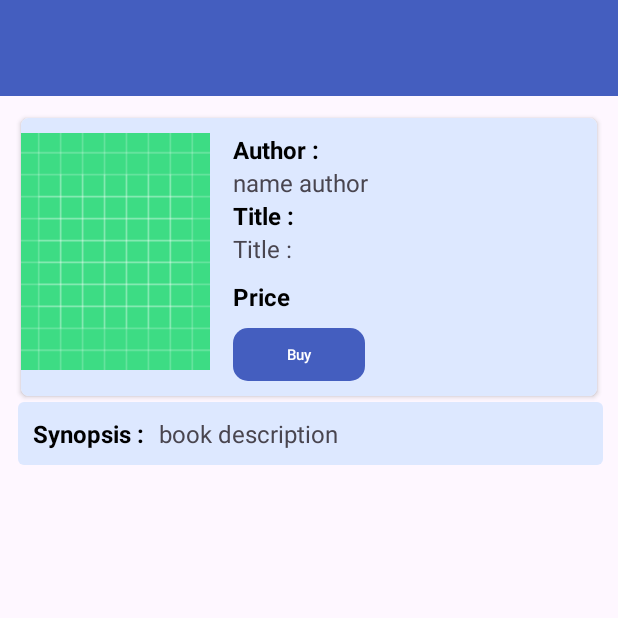
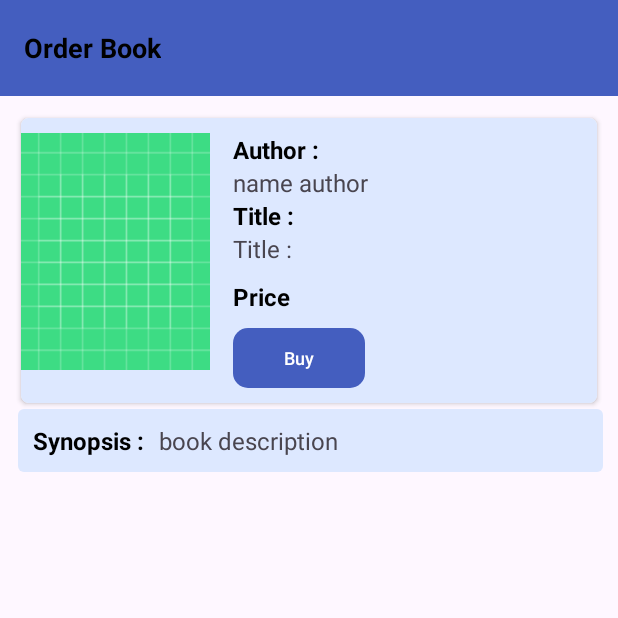
Before and after one commit to BookStore-TI2021B-TIM3/BookStore-Android, an Android app: the OrderActivity screen opened directly, with no data from a screen before it, on a phone screen of 412 x 824 dp, the top half of it. Run offline under Robolectric (Android 15) with nearby library versions, the phone set to English and light mode, and no system bars; our stand-ins replace Picasso; pictures from the network do not load.

```diff
--- a/app/src/main/AndroidManifest.xml
+++ b/app/src/main/AndroidManifest.xml
@@ -16,6 +16,9 @@
         android:supportsRtl="true"
         android:theme="@style/Theme.BookStore"
         tools:targetApi="31">
+        <activity
+            android:name=".Detail.SuccesDialogFragment"
+            android:exported="false" />
         <activity
             android:name=".Detail.OrderActivity"
             android:exported="false" />
--- a/app/src/main/res/layout/activity_order.xml
+++ b/app/src/main/res/layout/activity_order.xml
@@ -12,6 +12,14 @@
         android:layout_height="?attr/actionBarSize"
         android:background="?attr/colorPrimary"
         app:layout_constraintBottom_toTopOf="@id/card">
+
+        <TextView
+            android:layout_width="wrap_content"
+            android:layout_height="wrap_content"
+            android:text="@string/OrderBook"
+            android:textColor="@android:color/black"
+            android:textSize="18sp"
+            android:textStyle="bold"/>
 
     </androidx.appcompat.widget.Toolbar>
 
@@ -113,13 +121,13 @@
                     <Button
                         android:id="@+id/buy_button"
                         android:layout_width="wrap_content"
-                        android:layout_height="35dp"
+                        android:layout_height="40dp"
                         android:layout_marginTop="10dp"
                         android:background="@drawable/rounded_button"
                         android:backgroundTint="@color/blue"
                         android:text="@string/buy"
                         android:textColor="#FFFFFF"
-                        android:textSize="10sp"
+                        android:textSize="12sp"
                         tools:ignore="SmallSp,TouchTargetSizeCheck" />
 
                 </LinearLayout>
--- a/app/src/main/res/layout/fragment_order.xml
+++ b/app/src/main/res/layout/fragment_order.xml
@@ -30,7 +30,7 @@
         </com.google.android.material.appbar.MaterialToolbar>
 
         <androidx.recyclerview.widget.RecyclerView
-            android:id="@+id/rv_model"
+            android:id="@+id/rv_order"
             android:layout_width="400dp"
             android:layout_height="wrap_content"
             android:paddingTop="-1dp"
--- a/app/src/main/res/layout/text_dialog.xml
+++ b/app/src/main/res/layout/text_dialog.xml
@@ -19,7 +19,7 @@
     <Button
         android:id="@+id/ok_button"
         android:layout_width="75dp"
-        android:layout_height="35dp"
+        android:layout_height="40dp"
         android:layout_gravity="center"
         android:layout_marginTop="20dp"
         android:background="@drawable/rounded_button"
--- a/app/src/main/res/values/strings.xml
+++ b/app/src/main/res/values/strings.xml
@@ -57,5 +57,6 @@
     <string name="name_author">name author</string>
     <string name="title">Title :</string>
     <string name="buy">Buy</string>
+    <string name="OrderBook">Order Book</string>
 
 </resources>
```
Also changed, not shown: app/src/main/java/com/example/bookstore/Detail/OrderActivity.java (+28 -0 lines).
